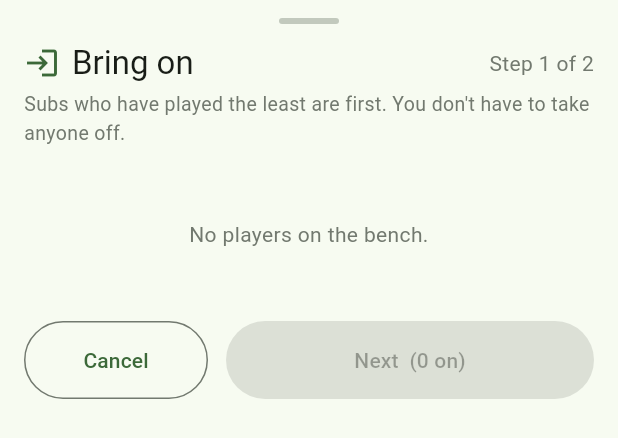
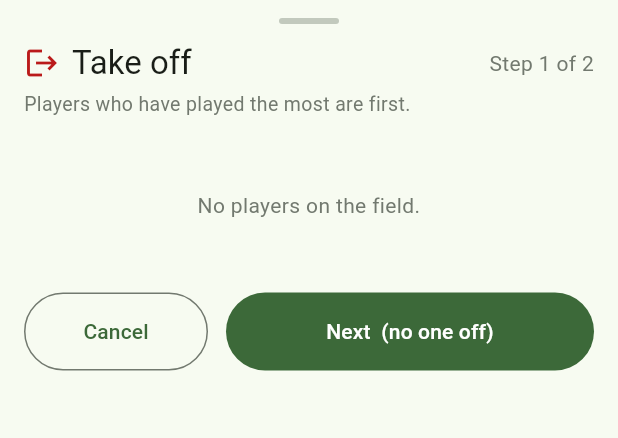
Before and after one commit to YuckiestPenguin/put-me-in-coach, a Flutter app: the SubFlowSheet widget shown alone on an empty page, opened directly with empty values, on a phone screen of 412 x 824 dp. Shown: the top 438 px of the screen. Run offline on Flutter 3.47's test engine with Material 3 defaults, Android fonts, the phone set to English and light mode, and no system bars; our stand-ins replace audioplayers, cloud_firestore, firebase_auth, firebase_core, shared_preferences, vibration and 1 more; accounts and stored records are empty.

Commit message:
Sub flow: pick players coming off first, then players coming on
Co-Authored-By: Claude Sonnet 5.5 <noreply@anthropic.com>

```diff
--- a/lib/widgets/sub_flow_sheet.dart
+++ b/lib/widgets/sub_flow_sheet.dart
@@ -7,10 +7,11 @@ import '../util/format.dart';
 import 'player_badges.dart';
 
 /// The two-step substitution flow shown as a modal sheet:
-///   Step 1 — pick bench players to bring ON  (least-played surfaced first)
-///   Step 2 — pick field players to take OFF  (most-played surfaced first)
+///   Step 1 — pick field players to take OFF  (most-played surfaced first)
+///   Step 2 — pick bench players to bring ON  (least-played surfaced first)
 /// Confirm applies the swap. Taking off fewer than came on is allowed (an extra
 /// player when trailing by more than 4); the on-field target grows to match.
+/// Taking off no one is allowed too, to just add players.
 class SubFlowSheet extends StatefulWidget {
   final GameState state;
 
@@ -44,7 +45,7 @@ class SubFlowSheet extends StatefulWidget {
 }
 
 class _SubFlowSheetState extends State<SubFlowSheet> {
-  int _step = 1; // 1 = bring on, 2 = take off
+  int _step = 1; // 1 = take off, 2 = bring on
   final Set<int> _on = {};
   final Set<int> _off = {};
 
@@ -55,7 +56,7 @@ class _SubFlowSheetState extends State<SubFlowSheet> {
   @override
   Widget build(BuildContext context) {
     final scheme = Theme.of(context).colorScheme;
-    final bringingOn = _step == 1;
+    final bringingOn = _step == 2;
     final goalie = widget.state.goalieOnField;
     final players = bringingOn
         ? widget.state.benchSortedByLeastPlayed
@@ -104,8 +105,10 @@ class _SubFlowSheetState extends State<SubFlowSheet> {
           const SizedBox(height: 4),
           Text(
             bringingOn
-                ? 'Subs who have played the least are first. You don\'t have to '
-                    'take anyone off.'
+                ? (_off.isEmpty
+                    ? 'Subs who have played the least are first.'
+                    : 'Subs who have played the least are first. Pick '
+                        '${_off.length} to replace the ${_off.length} coming off.')
                 : (goalie != null
                     ? 'Most-played first. The goalie 🧤 is exempt.'
                     : 'Players who have played the most are first.'),
@@ -195,37 +198,37 @@ class _SubFlowSheetState extends State<SubFlowSheet> {
           Expanded(
             flex: 2,
             child: FilledButton(
-              onPressed: _on.isEmpty
-                  ? null
-                  : () => setState(() => _step = 2),
+              onPressed: () => setState(() => _step = 2),
               style: FilledButton.styleFrom(
                 padding: const EdgeInsets.symmetric(vertical: 16),
               ),
-              child: Text('Next  (${_on.length} on)'),
+              child: Text(_off.isEmpty
+                  ? 'Next  (no one off)'
+                  : 'Next  (${_off.length} off)'),
             ),
           ),
         ],
       );
     }
 
-    final matched = _off.length <= _on.length;
+    final tooFew = _on.length < _off.length;
     final extra = _on.length - _off.length;
     return Column(
       children: [
-        if (!matched)
+        if (tooFew)
           Padding(
             padding: const EdgeInsets.only(bottom: 8),
             child: Text(
-              'Pick at most ${_on.length} to take off (selected ${_off.length}).',
+              'Pick at least ${_off.length} to bring on (selected ${_on.length}).',
               style: TextStyle(color: scheme.error, fontSize: 13),
             ),
           )
-        else if (extra > 0)
+        else if (extra > 0 && _on.isNotEmpty)
           Padding(
             padding: const EdgeInsets.only(bottom: 8),
             child: Text(
-              'Taking off ${_off.length} — $extra extra on the field '
-              '(allowed when trailing by more than 4).',
+              'Bringing on ${_on.length} for ${_off.length} off — $extra extra '
+              'on the field (allowed when trailing by more than 4).',
               style: TextStyle(color: scheme.outline, fontSize: 13),
             ),
           ),
@@ -244,7 +247,7 @@ class _SubFlowSheetState extends State<SubFlowSheet> {
             Expanded(
               flex: 2,
               child: FilledButton(
-                onPressed: matched
+                onPressed: _on.isNotEmpty && !tooFew
                     ? () {
                         widget.state.applySwap(_on.toList(), _off.toList());
                         Navigator.of(context).pop();
@@ -253,7 +256,8 @@ class _SubFlowSheetState extends State<SubFlowSheet> {
                 style: FilledButton.styleFrom(
                   padding: const EdgeInsets.symmetric(vertical: 16),
                 ),
-                child: Text(_off.isEmpty ? 'Add without taking off' : 'Confirm Swap'),
+                child: Text(
+                    _off.isEmpty ? 'Add without taking off' : 'Confirm Swap'),
               ),
             ),
           ],
```
